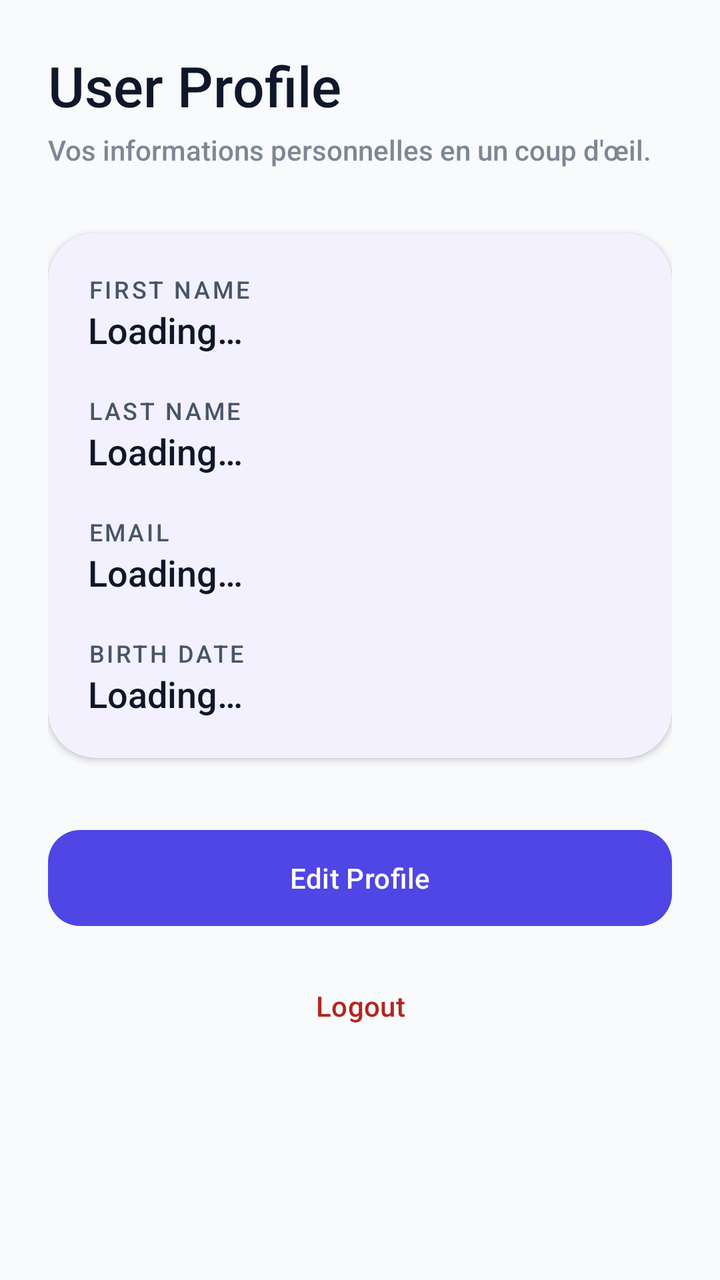
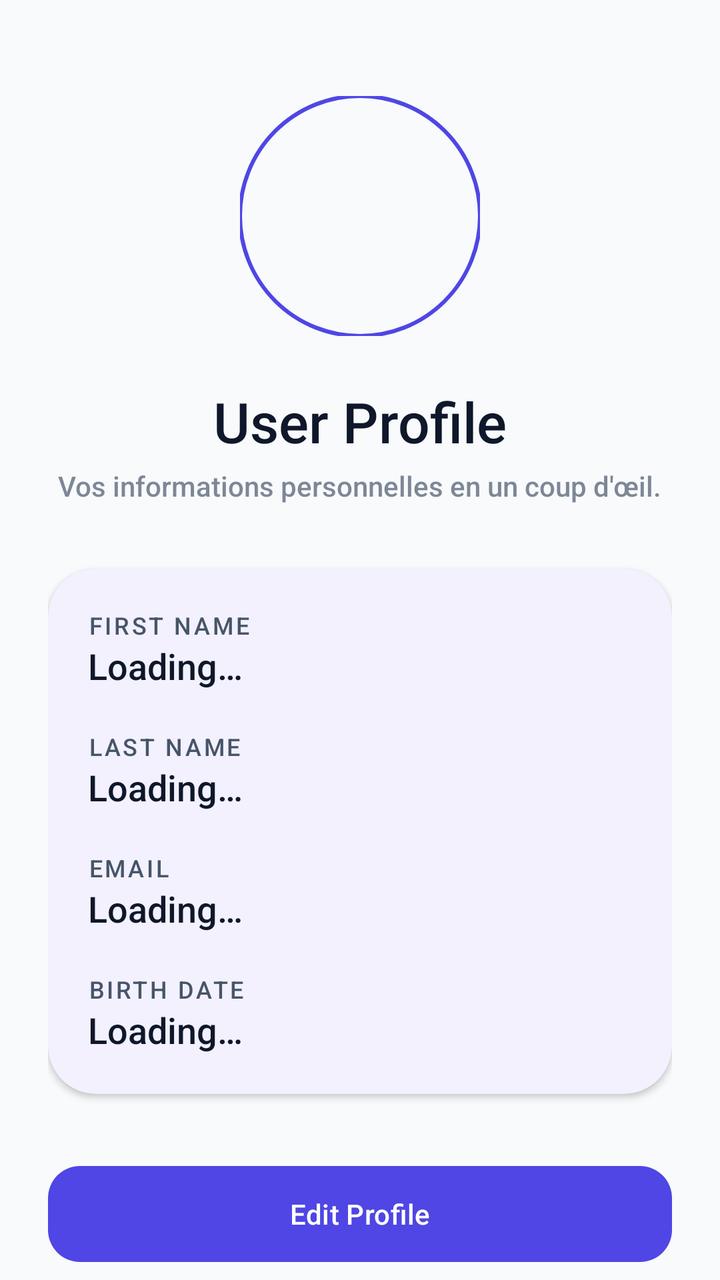

Two renders of the same Android screen: before a commit and after it. Below are the layout's source before the change and the commit's diff.
<!-- AndroidManifest.xml: application theme Theme.SmartLife -->
<!-- res/layout/activity_profile.xml -->
<?xml version="1.0" encoding="utf-8"?>
<androidx.constraintlayout.widget.ConstraintLayout xmlns:android="http://schemas.android.com/apk/res/android"
    xmlns:app="http://schemas.android.com/apk/res-auto"
    xmlns:tools="http://schemas.android.com/tools"
    android:layout_width="match_parent"
    android:layout_height="match_parent"
    android:background="?attr/android:windowBackground"
    tools:context=".ProfileActivity">

    <androidx.core.widget.NestedScrollView
        android:layout_width="match_parent"
        android:layout_height="match_parent"
        app:layout_constraintBottom_toBottomOf="parent"
        app:layout_constraintEnd_toEndOf="parent"
        app:layout_constraintStart_toStartOf="parent"
        app:layout_constraintTop_toTopOf="parent">

        <LinearLayout
            android:layout_width="match_parent"
            android:layout_height="wrap_content"
            android:orientation="vertical"
            android:padding="24dp">

            <TextView
                android:id="@+id/tvProfileTitle"
                android:layout_width="wrap_content"
                android:layout_height="wrap_content"
                android:text="@string/profile_title"
                android:textSize="28sp"
                android:fontFamily="sans-serif-medium"
                android:textColor="?attr/colorOnSurface" />

            <TextView
                android:layout_width="wrap_content"
                android:layout_height="wrap_content"
                android:layout_marginTop="4dp"
                android:text="@string/profile_subtitle"
                android:alpha="0.7"
                android:textColor="?attr/colorOnSurfaceVariant" />

            <com.google.android.material.card.MaterialCardView
                android:id="@+id/cvInfo"
                android:layout_width="match_parent"
                android:layout_height="wrap_content"
                android:layout_marginTop="32dp"
                app:cardCornerRadius="24dp"
                app:cardElevation="2dp"
                app:strokeWidth="0dp"
                app:cardBackgroundColor="?attr/colorSurface">

                <LinearLayout
                    android:layout_width="match_parent"
                    android:layout_height="wrap_content"
                    android:orientation="vertical"
                    android:padding="20dp">

                    
                    <TextView
                        android:layout_width="wrap_content"
                        android:layout_height="wrap_content"
                        android:text="@string/first_name_label"
                        android:textColor="?attr/colorOnSurfaceVariant"
                        android:textSize="12sp"
                        android:textAllCaps="true"
                        android:letterSpacing="0.1" />

                    <TextView
                        android:id="@+id/tvFirstName"
                        android:layout_width="wrap_content"
                        android:layout_height="wrap_content"
                        android:text="@string/loading"
                        android:textSize="18sp"
                        android:fontFamily="sans-serif-medium"
                        android:textColor="?attr/colorOnSurface"
                        android:layout_marginBottom="20dp" />

                    
                    <TextView
                        android:layout_width="wrap_content"
                        android:layout_height="wrap_content"
                        android:text="@string/last_name_label"
                        android:textColor="?attr/colorOnSurfaceVariant"
                        android:textSize="12sp"
                        android:textAllCaps="true"
                        android:letterSpacing="0.1" />

                    <TextView
                        android:id="@+id/tvLastName"
                        android:layout_width="wrap_content"
                        android:layout_height="wrap_content"
                        android:text="@string/loading"
                        android:textSize="18sp"
                        android:fontFamily="sans-serif-medium"
                        android:textColor="?attr/colorOnSurface"
                        android:layout_marginBottom="20dp" />

                    
                    <TextView
                        android:layout_width="wrap_content"
                        android:layout_height="wrap_content"
                        android:text="@string/email_label"
                        android:textColor="?attr/colorOnSurfaceVariant"
                        android:textSize="12sp"
                        android:textAllCaps="true"
                        android:letterSpacing="0.1" />

                    <TextView
                        android:id="@+id/tvEmail"
                        android:layout_width="wrap_content"
                        android:layout_height="wrap_content"
                        android:text="@string/loading"
                        android:textSize="18sp"
                        android:fontFamily="sans-serif-medium"
                        android:textColor="?attr/colorOnSurface"
                        android:layout_marginBottom="20dp" />

                    
                    <TextView
                        android:layout_width="wrap_content"
                        android:layout_height="wrap_content"
                        android:text="@string/birth_date_label"
                        android:textColor="?attr/colorOnSurfaceVariant"
                        android:textSize="12sp"
                        android:textAllCaps="true"
                        android:letterSpacing="0.1" />

                    <TextView
                        android:id="@+id/tvBirthDate"
                        android:layout_width="wrap_content"
                        android:layout_height="wrap_content"
                        android:text="@string/loading"
                        android:textSize="18sp"
                        android:fontFamily="sans-serif-medium"
                        android:textColor="?attr/colorOnSurface" />

                </LinearLayout>
            </com.google.android.material.card.MaterialCardView>

            <com.google.android.material.button.MaterialButton
                android:id="@+id/btnEditProfile"
                android:layout_width="match_parent"
                android:layout_height="56dp"
                android:layout_marginTop="32dp"
                android:text="@string/edit_profile_button"
                app:cornerRadius="16dp" />

            <com.google.android.material.button.MaterialButton
                android:id="@+id/btnLogout"
                style="@style/Widget.Material3.Button.TextButton"
                android:layout_width="match_parent"
                android:layout_height="56dp"
                android:layout_marginTop="8dp"
                android:text="@string/btn_logout"
                android:textColor="?attr/colorError" />

            
            <View
                android:layout_width="match_parent"
                android:layout_height="80dp" />

        </LinearLayout>
    </androidx.core.widget.NestedScrollView>

    
    <ProgressBar
        android:id="@+id/progressBar"
        android:layout_width="wrap_content"
        android:layout_height="wrap_content"
        android:visibility="gone"
        app:layout_constraintBottom_toBottomOf="parent"
        app:layout_constraintEnd_toEndOf="parent"
        app:layout_constraintStart_toStartOf="parent"
        app:layout_constraintTop_toTopOf="parent" />

</androidx.constraintlayout.widget.ConstraintLayout>
<!-- resources referenced by this layout -->
<resources>
  <string name="birth_date_label">Birth Date</string>
  <string name="btn_logout">Logout</string>
  <string name="edit_profile_button">Edit Profile</string>
  <string name="email_label">Email</string>
  <string name="first_name_label">First Name</string>
  <string name="last_name_label">Last Name</string>
  <string name="loading">Loading…</string>
  <string name="profile_subtitle">Vos informations personnelles en un coup d\'œil.</string>
  <string name="profile_title">User Profile</string>
  <style name="Theme.SmartLife" parent="Base.Theme.SmartLife" />
  <style name="Base.Theme.SmartLife" parent="Theme.Material3.DayNight.NoActionBar">
          
          
          <item name="colorPrimary">@color/primary_color</item>
          <item name="colorOnPrimary">@color/white</item>
          <item name="colorPrimaryContainer">@color/primary_light</item>
          <item name="colorOnPrimaryContainer">@color/primary_dark</item>
  
          
          <item name="colorSecondary">@color/secondary_color</item>
          <item name="colorOnSecondary">@color/white</item>
          <item name="colorSecondaryContainer">@color/secondary_light</item>
          <item name="colorOnSecondaryContainer">@color/secondary_dark</item>
  
          
          <item name="colorTertiary">@color/tertiary_color</item>
          <item name="colorOnTertiary">@color/white</item>
          <item name="colorTertiaryContainer">@color/tertiary_light</item>
          <item name="colorOnTertiaryContainer">@color/tertiary_dark</item>
  
          
          <item name="android:windowBackground">@color/background_light</item>
          <item name="colorSurface">@color/surface_color</item>
          <item name="colorOnSurface">@color/text_main</item>
          <item name="colorSurfaceVariant">@color/outline_variant</item>
          <item name="colorOnSurfaceVariant">@color/text_secondary</item>
          <item name="colorOutline">@color/outline_variant</item>
  
          
          <item name="android:fontFamily">sans-serif-medium</item>
      </style>
  <color name="primary_color">#4F46E5</color>
  <color name="white">#FFFFFFFF</color>
  <color name="primary_light">#E0E7FF</color>
  <color name="primary_dark">#3730A3</color>
  <color name="secondary_color">#06B6D4</color>
  <color name="secondary_light">#CFFAFE</color>
  <color name="secondary_dark">#0E7490</color>
  <color name="tertiary_color">#F59E0B</color>
  <color name="tertiary_light">#FEF3C7</color>
  <color name="tertiary_dark">#B45309</color>
  <color name="background_light">#F8FAFC</color>
  <color name="surface_color">#FFFFFF</color>
  <color name="text_main">#0F172A</color>
  <color name="outline_variant">#E2E8F0</color>
  <color name="text_secondary">#475569</color>
</resources>

<!-- the commit's change to res/layout/activity_profile.xml (unified diff, before → after) -->
@@ -19,7 +19,24 @@
             android:layout_width="match_parent"
             android:layout_height="wrap_content"
             android:orientation="vertical"
-            android:padding="24dp">
+            android:padding="24dp"
+            android:gravity="center_horizontal">
+
+            
+            <com.google.android.material.imageview.ShapeableImageView
+                android:id="@+id/ivUserAvatarProfile"
+                android:layout_width="120dp"
+                android:layout_height="120dp"
+                android:layout_marginTop="24dp"
+                android:layout_marginBottom="24dp"
+                android:src="@mipmap/ic_logo"
+                android:scaleType="centerCrop"
+                android:clickable="true"
+                android:focusable="true"
+                android:contentDescription="@string/profile_picture_description"
+                app:strokeWidth="2dp"
+                app:strokeColor="?attr/colorPrimary"
+                app:shapeAppearanceOverlay="@style/ShapeAppearance.Material3.Corner.Full" />
 
             <TextView
                 android:id="@+id/tvProfileTitle"
<!-- resource entries referenced after the edit -->
@@ -1,5 +1,11 @@
 <!-- resources referenced by this layout -->
 <resources>
+  <!-- mipmap ic_logo (mipmap-anydpi-v26) -->
+  <?xml version="1.0" encoding="utf-8"?>
+  <adaptive-icon xmlns:android="http://schemas.android.com/apk/res/android">
+      <background android:drawable="@drawable/ic_logo_background"/>
+      <foreground android:drawable="@mipmap/ic_logo_foreground"/>
+  </adaptive-icon>
   <string name="birth_date_label">Birth Date</string>
   <string name="btn_logout">Logout</string>
   <string name="edit_profile_button">Edit Profile</string>
@@ -7,9 +13,11 @@
   <string name="first_name_label">First Name</string>
   <string name="last_name_label">Last Name</string>
   <string name="loading">Loading…</string>
+  <string name="profile_picture_description">Photo de profil</string>
   <string name="profile_subtitle">Vos informations personnelles en un coup d\'œil.</string>
   <string name="profile_title">User Profile</string>
   <style name="Theme.SmartLife" parent="Base.Theme.SmartLife" />
+  <!-- drawable ic_logo_background: vector/xml drawable (drawable, 4866 chars, omitted) -->
   <style name="Base.Theme.SmartLife" parent="Theme.Material3.DayNight.NoActionBar">
           
           
